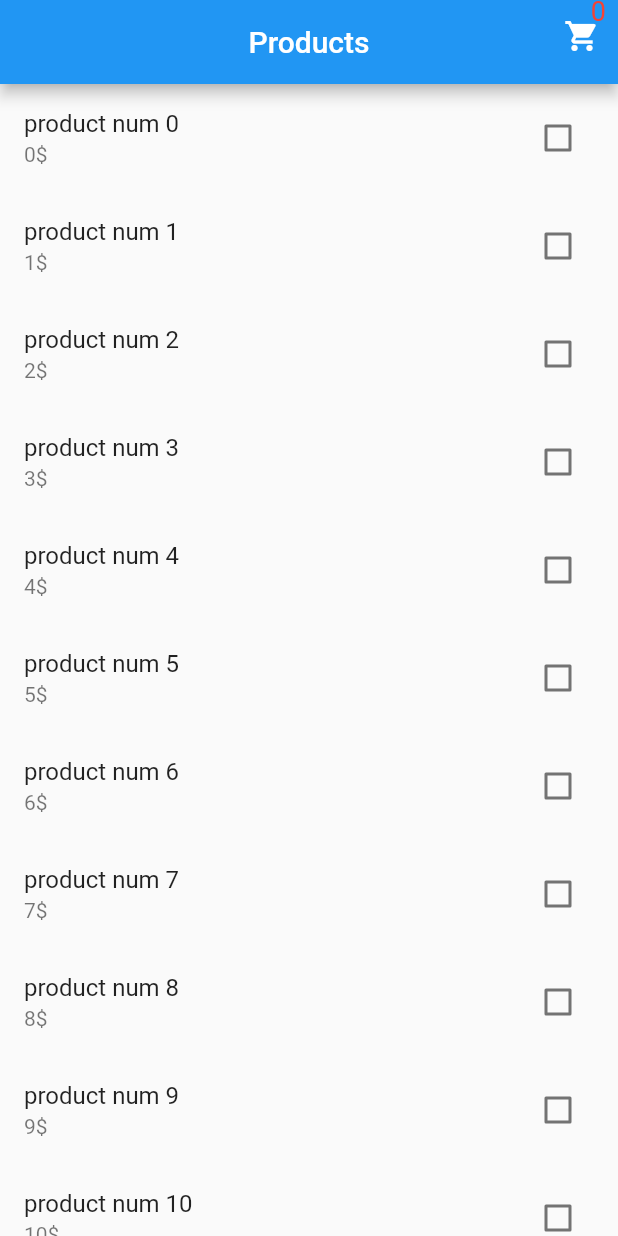
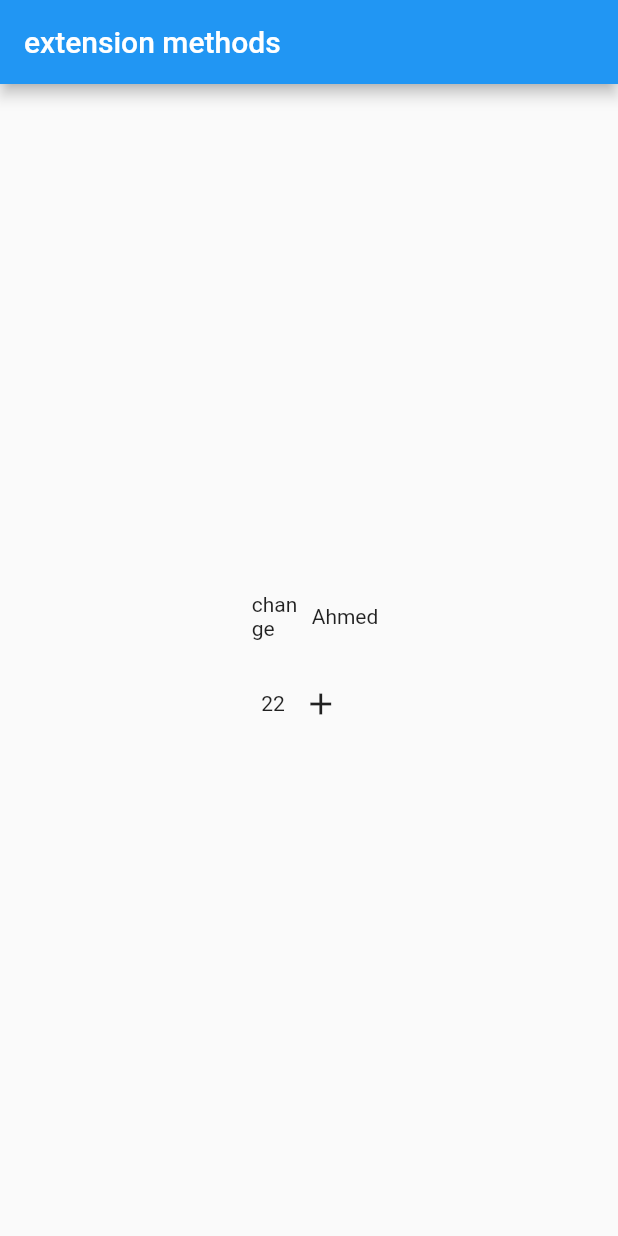
Before and after one commit to MohamedAhmedHassan894/state_management_approches, a Flutter app: the screen it shows after launch, on a phone screen of 412 x 824 dp. Run offline on Flutter 3.47's test engine with Material 2 defaults, Android fonts, the phone set to English and light mode, and no system bars.

Commit message:
provider

```diff
--- a/lib/main.dart
+++ b/lib/main.dart
@@ -1,8 +1,13 @@
 import 'package:flutter/material.dart';
+import 'package:provider/provider.dart';
 import 'package:state_managements/inheritedwidget/counter_manager.dart';
+import 'package:state_managements/provider/counter_provider.dart';
 import 'inheritedwidget/pages/home.dart';
 import 'products_inheritedwidget/pages/products.dart';
 import 'products_inheritedwidget/products_provider.dart';
+import 'provider/counter.dart';
+import 'provider/home.dart';
+import 'provider/user_model.dart';
 
 void main() {
   runApp(const MyApp());
@@ -12,16 +17,27 @@ class MyApp extends StatelessWidget {
   const MyApp({Key? key}) : super(key: key);
   @override
   Widget build(BuildContext context) {
-    return ProductsProvider(
-      child: MaterialApp(
+    return
+
+        // ProductsProvider(
+        // child:
+
+        //   ChangeNotifierProvider<CounterProvider>(
+        // create: (context) => CounterProvider(),
+        // child:
+        MaterialApp(
       title: 'State Management Approaches',
       debugShowCheckedModeBanner: false,
       theme: ThemeData(
         primarySwatch: Colors.blue,
       ),
       // home: HomeInheritedWidget(),
-        home: Products(),
+      home: ListenableProvider(
+        create: (context) => UserModel('Ahmed', 22),
+        child:  Home(),
       ),
+      // ),
+      // ),
     );
   }
 }
--- /dev/null
+++ b/lib/provider/counter_provider.dart
@@ -0,0 +1,10 @@
+import 'package:flutter/material.dart';
+
+class CounterProvider extends ChangeNotifier {
+  int counter = 0;
+
+  increment() {
+    counter++;
+    notifyListeners();
+  }
+}
--- /dev/null
+++ b/lib/provider/home.dart
@@ -0,0 +1,82 @@
+import 'package:flutter/material.dart';
+import 'package:provider/provider.dart';
+import 'package:state_managements/provider/user_model.dart';
+
+class Home extends StatelessWidget {
+  @override
+  Widget build(BuildContext context) {
+    return Scaffold(
+      appBar: AppBar(
+        title: const Text(
+          'extension methods',
+        ),
+      ),
+      body: Center(
+        child: Column(
+          mainAxisAlignment: MainAxisAlignment.center,
+          children: const [
+            Widget1(),
+            SizedBox(
+              height: 10,
+            ),
+            Widget2(),
+          ],
+        ),
+      ),
+    );
+  }
+}
+
+class Widget1 extends StatelessWidget {
+  const Widget1({Key? key}) : super(key: key);
+  @override
+  Widget build(BuildContext context) {
+    var name = context.select((UserModel userModel) => userModel.name);
+    var user=Provider.of<UserModel>(context,listen: false);
+    print('widget1 called');
+    return Row(
+      mainAxisAlignment: MainAxisAlignment.center,
+      children: [
+        IconButton(
+          onPressed: () {
+             user.changeName();
+          },
+          icon: const Text(
+            'change name',
+          ),
+        ),
+        Center(
+          child: Text(
+           name,
+          ),
+        ),
+      ],
+    );
+  }
+}
+
+class Widget2 extends StatelessWidget {
+  const Widget2({Key? key}) : super(key: key);
+  @override
+  Widget build(BuildContext context) {
+    var age = context.select((UserModel userModel) => userModel.age);
+   var user= Provider.of<UserModel>(context,listen: false);
+    print('widget2 called');
+    return Row(
+      mainAxisAlignment: MainAxisAlignment.center,
+      children: [
+        Center(
+          child: Text(age.toString()),
+        ),
+        IconButton(
+          onPressed: () {
+          user.increment();
+          },
+          icon: const Icon(
+            Icons.add,
+          ),
+        ),
+      ],
+    );
+  }
+}
--- /dev/null
+++ b/lib/provider/user_model.dart
@@ -0,0 +1,16 @@
+import 'package:flutter/material.dart';
+
+class UserModel with ChangeNotifier {
+  String name;
+  int age;
+  UserModel(this.name, this.age);
+  increment() {
+    age++;
+    notifyListeners();
+  }
+
+  changeName() {
+    name = 'Aly';
+    notifyListeners();
+  }
+}
--- a/pubspec.yaml
+++ b/pubspec.yaml
@@ -34,6 +34,7 @@ dependencies:
   # The following adds the Cupertino Icons font to your application.
   # Use with the CupertinoIcons class for iOS style icons.
   cupertino_icons: ^1.0.2
+  provider: ^6.0.5
 
 dev_dependencies:
   flutter_test:
```
Also changed, not shown: lib/provider/counter.dart (added, +58 -0 lines), lib/provider/second_screen.dart (added, +19 -0 lines), pubspec.lock. Lines whose indentation alone changed are shown as unchanged.
